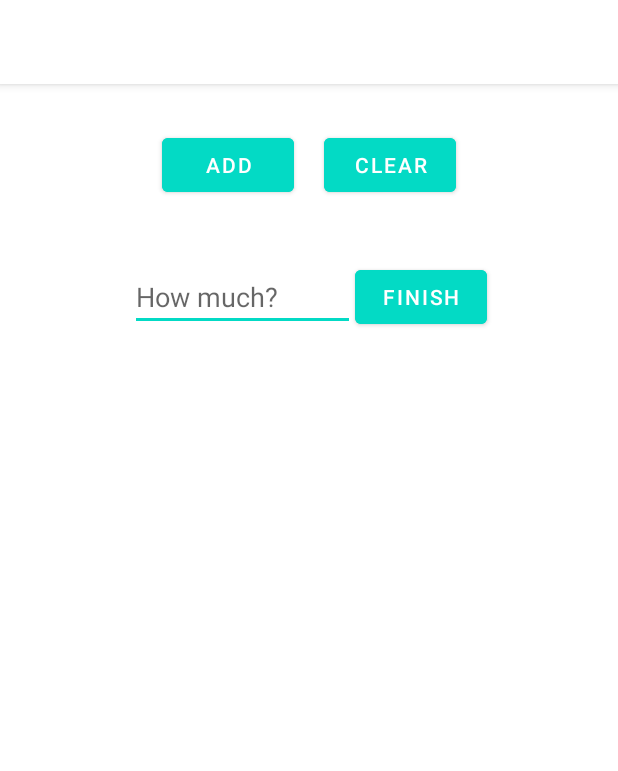
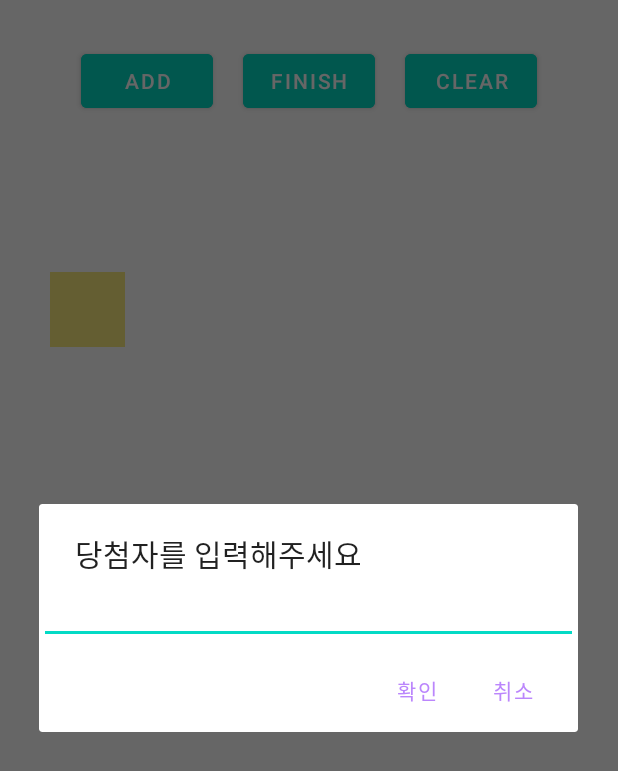
Before and after one commit to dewpe000/madcamp-Project-1, an Android app: the LotteryActivity screen opened directly, with no data from a screen before it, after a tap on "FINISH", on a phone screen of 412 x 824 dp. Shown: the top 771 px of the screen. Run offline under Robolectric (Android 15) with nearby library versions, the phone set to English and light mode, and no system bars; 1 other tap on this screen came first.

Commit message:
Lottery dialog

```diff
--- a/app/src/main/java/com/example/project1/Tab3/Lottery/LotteryActivity.java
+++ b/app/src/main/java/com/example/project1/Tab3/Lottery/LotteryActivity.java
@@ -3,8 +3,10 @@ package com.example.project1.Tab3.Lottery;
 import android.app.AlertDialog;
 import android.app.Dialog;
 import android.content.DialogInterface;
+import android.graphics.Color;
 import android.os.Bundle;
 import android.util.Log;
+import android.view.LayoutInflater;
 import android.view.View;
 import android.widget.Button;
 import android.widget.EditText;
@@ -12,6 +14,7 @@ import android.widget.GridLayout;
 import android.widget.LinearLayout;
 
 import androidx.annotation.Nullable;
+import androidx.appcompat.app.ActionBar;
 import androidx.appcompat.app.AppCompatActivity;
 import androidx.recyclerview.widget.GridLayoutManager;
 import androidx.recyclerview.widget.RecyclerView;
@@ -26,7 +29,6 @@ public class LotteryActivity extends AppCompatActivity {
     private Button lotteryAdd;
     private Button lotteryFinish;
     private Button lotteryClear;
-    private EditText numWinner;
 
     private ArrayList<String> lotteryList;
     private LotteryAdapter lotteryAdapter;
@@ -41,10 +43,12 @@ public class LotteryActivity extends AppCompatActivity {
         super.onCreate(savedInstanceState);
         setContentView(R.layout.activity_lottery);
 
+        ActionBar actionBar = getSupportActionBar();
+        actionBar.hide();
+
         lotteryAdd = (Button) findViewById(R.id.lotteryAdd);
         lotteryFinish = (Button) findViewById(R.id.lotteryFinish);
         lotteryClear = (Button) findViewById(R.id.lotteryClear);
-        numWinner = (EditText) findViewById(R.id.numWinner);
 
         recyclerView = (RecyclerView) findViewById(R.id.rvLottery);
 
@@ -63,7 +67,6 @@ public class LotteryActivity extends AppCompatActivity {
                 String newItem = new String("통과");
                 lotteryList.add(newItem);
                 lotteryAdapter.notifyDataSetChanged();
-                //lotteryAdapter.setAllInvisible();
             }
         });
 
@@ -71,31 +74,30 @@ public class LotteryActivity extends AppCompatActivity {
             @Override
             public void onClick(View view) {
 
-                LinearLayout dialogView = (LinearLayout) View.inflate(LotteryActivity.this, R.layout.dialog_input, null);
+                final EditText editText = new EditText(LotteryActivity.this);
                 AlertDialog.Builder dlg = new AlertDialog.Builder(LotteryActivity.this);
 
                 dlg.setTitle("당첨자를 입력해주세요");
-                dlg.setView(dialogView);
+                dlg.setView(editText);
 
-                int num = 1;
-
-                dlg.setPositiveButton("확인", new DialogInterface.OnClickListener() {
+                dlg.setPositiveButton("취소", new DialogInterface.OnClickListener() {
                     @Override
                     public void onClick(DialogInterface dialogInterface, int i) {
-                        EditText etDI = dialogView.findViewById(R.id.etDI);
-                        num = Integer.parseInt(etDI.getText().toString());
-                    }
-                });
-                dlg.setNegativeButton("취소", new DialogInterface.OnClickListener() {
-                    @Override
-                    public void onClick(DialogInterface dialogInterface, int i) {
-
+                        lotteryAdapter.notifyDataSetChanged();
                     }
                 });
 
-                resetWinner();
-                numWinner.setText("");
-                lotteryAdapter.notifyDataSetChanged();
+                dlg.setNegativeButton("확인", new DialogInterface.OnClickListener() {
+                    @Override
+                    public void onClick(DialogInterface dialogInterface, int i) {
+                        int num = Integer.parseInt(editText.getText().toString());
+                        resetWinner(num);
+                        lotteryAdapter.notifyDataSetChanged();
+                    }
+                });
+
+
+                dlg.show();
             }
         });
 
@@ -103,7 +105,6 @@ public class LotteryActivity extends AppCompatActivity {
             @Override
             public void onClick(View view) {
                 lotteryList.clear();
-                numWinner.setText("");
                 lotteryAdapter.notifyDataSetChanged();
             }
         });
@@ -113,15 +114,9 @@ public class LotteryActivity extends AppCompatActivity {
 
     public void resetWinner(Integer num) {
 
-        int numOfWinner = 1;
 
         for(int i = 0; i< lotteryList.size(); i++) {
             lotteryList.set(i, "통과");
-        }
-
-
-        if(!(numWinner.getText().toString().equals(""))) {
-            numOfWinner = Integer.parseInt(numWinner.getText().toString());
         }
 
         int winner = 0;
@@ -138,7 +133,7 @@ public class LotteryActivity extends AppCompatActivity {
             winnerList.add(winner);
             count ++;
 
-            if(count == numOfWinner)
+            if(count == num)
                 break;
         }
 
--- a/app/src/main/res/layout/activity_lottery.xml
+++ b/app/src/main/res/layout/activity_lottery.xml
@@ -21,6 +21,15 @@
                 android:layout_height="wrap_content"
                 android:backgroundTint="@color/teal_200"
                 android:text="add" />
+
+            <Button
+                android:id="@+id/lotteryFinish"
+                android:layout_width="wrap_content"
+                android:layout_height="wrap_content"
+                android:backgroundTint="@color/teal_200"
+                android:layout_marginLeft="20dp"
+                android:text="Finish"
+                />
             <Button
                 android:id="@+id/lotteryClear"
                 android:layout_width="wrap_content"
@@ -30,27 +39,6 @@
                 android:text="Clear"/>
 
         </LinearLayout>
-
-        <LinearLayout
-            android:layout_width="match_parent"
-            android:layout_height="wrap_content"
-            android:orientation="horizontal"
-            android:gravity="center">
-            <EditText
-                android:id="@+id/numWinner"
-                android:layout_width="150dp"
-                android:layout_height="wrap_content"
-                android:hint="How much?"/>
-            <Button
-                android:id="@+id/lotteryFinish"
-                android:layout_width="wrap_content"
-                android:layout_height="wrap_content"
-                android:backgroundTint="@color/teal_200"
-                android:text="Finish"
-                />
-
-        </LinearLayout>
-
 
     </LinearLayout>
 
--- a/app/src/main/res/values/themes.xml
+++ b/app/src/main/res/values/themes.xml
@@ -2,7 +2,7 @@
     <!-- Base application theme. -->
     <style name="Theme.MyApplication" parent="Theme.MaterialComponents.DayNight.DarkActionBar">
         <!-- Primary brand color. -->
-        <item name="colorPrimary">@color/white</item>
+        <item name="colorPrimary">@color/purple_200</item>
         <item name="colorPrimaryVariant">@color/white</item>
         <item name="colorOnPrimary">@color/white</item>
         <!-- Secondary brand color. -->
```
Also changed, not shown: app/src/main/res/layout/dialog_input.xml (deleted, +0 -58 lines).
